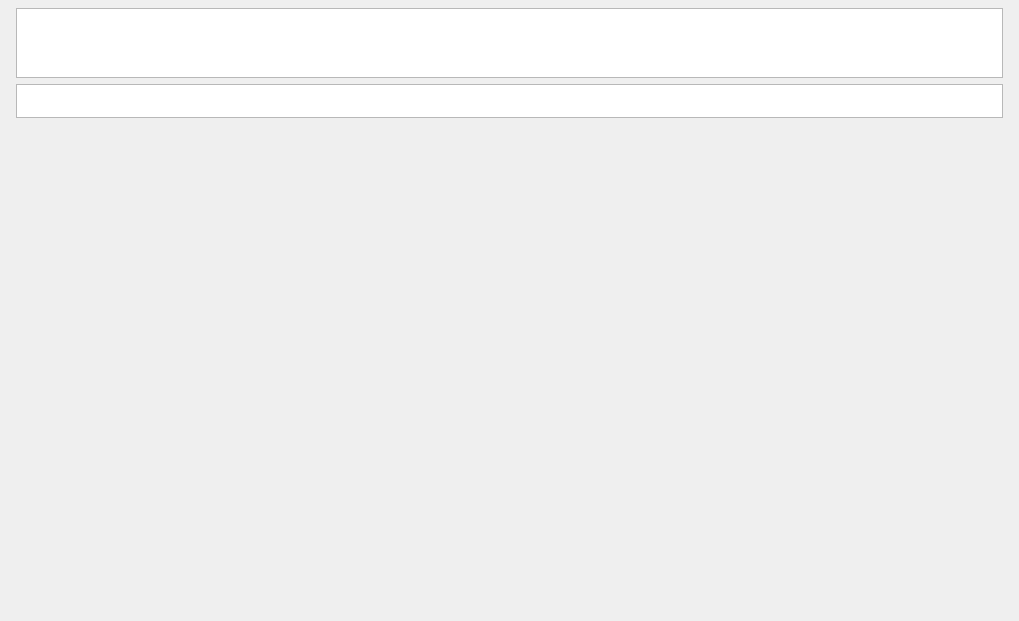
The window that vms/client/nx_vms_client_desktop/src/nx/vms/client/desktop/settings/server/pages/poe_settings_widget.ui (networkoptix/nx_open) describes before a commit, drawn with Qt 5.
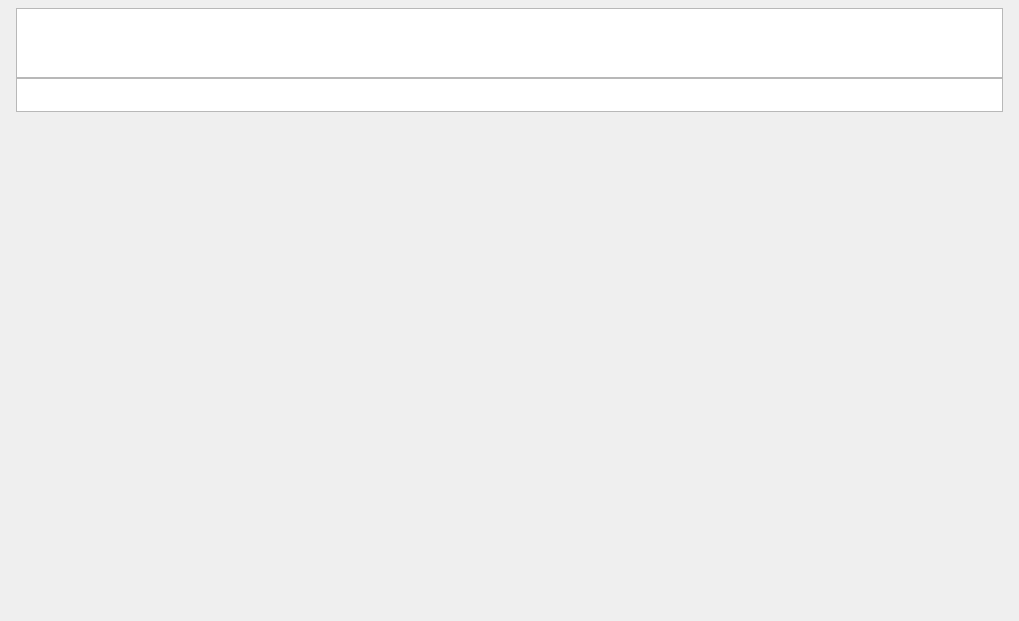
The same window after the commit. Custom widgets are drawn as their Qt base class.

Diff of the .ui file:
```diff
--- a/vms/client/nx_vms_client_desktop/src/nx/vms/client/desktop/settings/server/pages/poe_settings_widget.ui
+++ b/vms/client/nx_vms_client_desktop/src/nx/vms/client/desktop/settings/server/pages/poe_settings_widget.ui
@@ -70,6 +70,9 @@
        </property>
        <item>
         <layout class="QVBoxLayout" name="poeSettingsLayout">
+         <property name="spacing">
+          <number>0</number>
+         </property>
          <property name="leftMargin">
           <number>16</number>
          </property>
@@ -199,9 +202,6 @@
            <property name="cornerButtonEnabled">
             <bool>false</bool>
            </property>
-           <attribute name="horizontalHeaderVisible">
-            <bool>false</bool>
-           </attribute>
            <attribute name="horizontalHeaderHighlightSections">
             <bool>false</bool>
            </attribute>
@@ -259,6 +259,11 @@
    <extends>nx::vms::client::desktop::node_view::TableNodeView</extends>
    <header location="global">nx/vms/client/desktop/settings/server/pages/poe_settings_table_view.h</header>
   </customwidget>
+  <customwidget>
+   <class>nx::vms::client::desktop::settings::TotalsPoESettingsTableView</class>
+   <extends>nx::vms::client::desktop::node_view::TableNodeView</extends>
+   <header location="global">nx/vms/client/desktop/settings/server/pages/totals_poe_settings_table_view.h</header>
+  </customwidget>
  </customwidgets>
  <resources/>
  <connections/>
```
Left out of the diff: 5 changed lines with no effect on the pictures.
